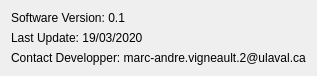
This is src/gui/dialog/helpDialogUi.ui in PyMarc2/virus-propagation-simulator as Qt 5 draws it before an edit. The edited form follows.
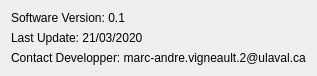
This is the edited form.

```diff
--- a/src/gui/dialog/helpDialogUi.ui
+++ b/src/gui/dialog/helpDialogUi.ui
@@ -43,7 +43,7 @@
    <item row="1" column="0">
     <widget class="QLabel" name="label_3">
      <property name="text">
-      <string>Last Update: 19/03/2020</string>
+      <string>Last Update: 21/03/2020</string>
      </property>
     </widget>
    </item>
```
